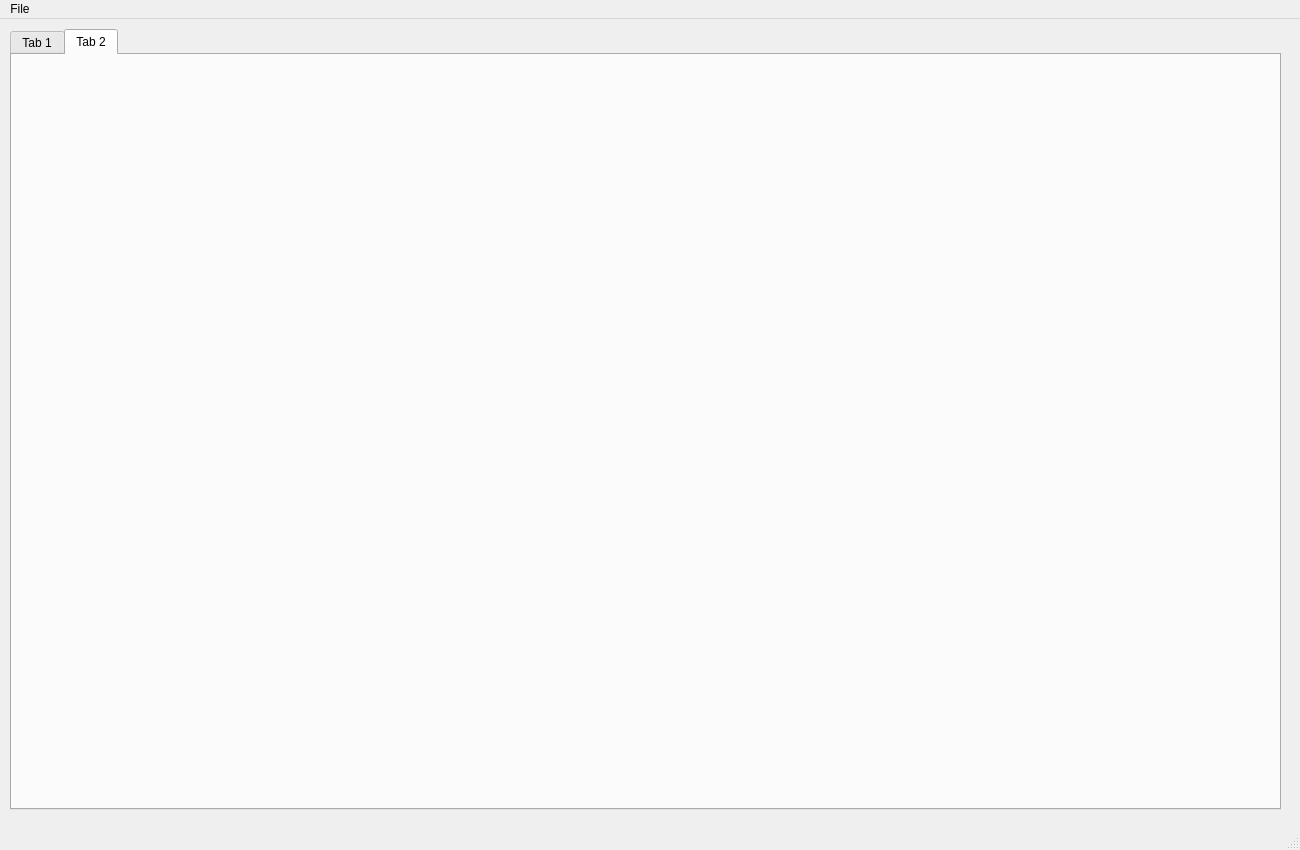
Above: UI/SRM Solver.ui from felipebogaertsm/machwave before the change. Below: the same form after it.
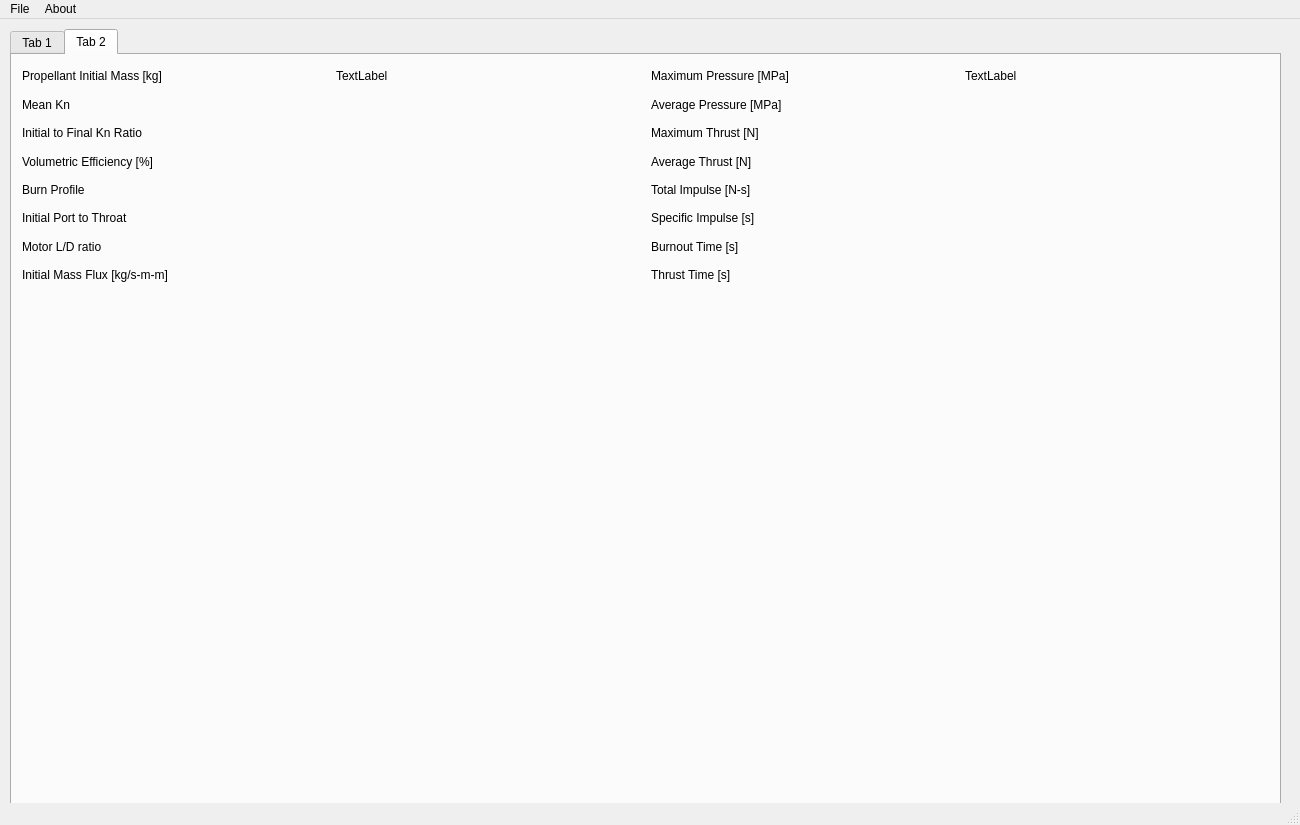
That is the form after the change. The open tabs and pages were chosen to show the change.

Patch:
```diff
--- a/UI/SRM Solver.ui
+++ b/UI/SRM Solver.ui
@@ -7,7 +7,7 @@
     <x>0</x>
     <y>0</y>
     <width>1300</width>
-    <height>850</height>
+    <height>825</height>
    </rect>
   </property>
   <property name="maximumSize">
@@ -429,6 +429,174 @@
      <attribute name="title">
       <string>Tab 2</string>
      </attribute>
+     <widget class="QWidget" name="gridLayoutWidget_5">
+      <property name="geometry">
+       <rect>
+        <x>10</x>
+        <y>10</y>
+        <width>1251</width>
+        <height>221</height>
+       </rect>
+      </property>
+      <layout class="QGridLayout" name="gridOutputs">
+       <item row="7" column="2">
+        <widget class="QLabel" name="label_20">
+         <property name="text">
+          <string>Thrust Time [s]</string>
+         </property>
+        </widget>
+       </item>
+       <item row="1" column="0">
+        <widget class="QLabel" name="label_2">
+         <property name="text">
+          <string>Mean Kn</string>
+         </property>
+        </widget>
+       </item>
+       <item row="1" column="2">
+        <widget class="QLabel" name="label_14">
+         <property name="text">
+          <string>Average Pressure [MPa]</string>
+         </property>
+        </widget>
+       </item>
+       <item row="4" column="2">
+        <widget class="QLabel" name="label_17">
+         <property name="text">
+          <string>Total Impulse [N-s]</string>
+         </property>
+        </widget>
+       </item>
+       <item row="6" column="2">
+        <widget class="QLabel" name="label_19">
+         <property name="text">
+          <string>Burnout Time [s]</string>
+         </property>
+        </widget>
+       </item>
+       <item row="0" column="3">
+        <widget class="QLabel" name="label_21">
+         <property name="text">
+          <string>TextLabel</string>
+         </property>
+        </widget>
+       </item>
+       <item row="6" column="0">
+        <widget class="QLabel" name="label_11">
+         <property name="text">
+          <string>Motor L/D ratio</string>
+         </property>
+        </widget>
+       </item>
+       <item row="2" column="2">
+        <widget class="QLabel" name="label_15">
+         <property name="text">
+          <string>Maximum Thrust [N]</string>
+         </property>
+        </widget>
+       </item>
+       <item row="3" column="2">
+        <widget class="QLabel" name="label_16">
+         <property name="text">
+          <string>Average Thrust [N]</string>
+         </property>
+        </widget>
+       </item>
+       <item row="0" column="0">
+        <widget class="QLabel" name="label">
+         <property name="text">
+          <string>Propellant Initial Mass [kg]</string>
+         </property>
+        </widget>
+       </item>
+       <item row="3" column="0">
+        <widget class="QLabel" name="label_4">
+         <property name="text">
+          <string>Volumetric Efficiency [%]</string>
+         </property>
+        </widget>
+       </item>
+       <item row="2" column="0">
+        <widget class="QLabel" name="label_3">
+         <property name="text">
+          <string>Initial to Final Kn Ratio</string>
+         </property>
+        </widget>
+       </item>
+       <item row="5" column="0">
+        <widget class="QLabel" name="label_10">
+         <property name="text">
+          <string>Initial Port to Throat</string>
+         </property>
+        </widget>
+       </item>
+       <item row="5" column="2">
+        <widget class="QLabel" name="label_18">
+         <property name="text">
+          <string>Specific Impulse [s]</string>
+         </property>
+        </widget>
+       </item>
+       <item row="0" column="2">
+        <widget class="QLabel" name="label_13">
+         <property name="text">
+          <string>Maximum Pressure [MPa]</string>
+         </property>
+        </widget>
+       </item>
+       <item row="4" column="0">
+        <widget class="QLabel" name="label_9">
+         <property name="text">
+          <string>Burn Profile</string>
+         </property>
+        </widget>
+       </item>
+       <item row="7" column="0">
+        <widget class="QLabel" name="label_12">
+         <property name="text">
+          <string>Initial Mass Flux [kg/s-m-m]</string>
+         </property>
+        </widget>
+       </item>
+       <item row="0" column="1">
+        <widget class="QLabel" name="label_22">
+         <property name="text">
+          <string>TextLabel</string>
+         </property>
+        </widget>
+       </item>
+      </layout>
+     </widget>
+     <widget class="QWidget" name="gridLayoutWidget_7">
+      <property name="geometry">
+       <rect>
+        <x>10</x>
+        <y>240</y>
+        <width>1251</width>
+        <height>491</height>
+       </rect>
+      </property>
+      <layout class="QGridLayout" name="gridOutPlots">
+       <item row="0" column="0">
+        <widget class="QWidget" name="widgetKn" native="true"/>
+       </item>
+       <item row="0" column="1">
+        <widget class="QWidget" name="widgetPropMass" native="true"/>
+       </item>
+       <item row="0" column="2">
+        <widget class="QWidget" name="widgetP0" native="true"/>
+       </item>
+       <item row="1" column="0">
+        <widget class="QWidget" name="widgetMassFlux" native="true"/>
+       </item>
+       <item row="1" column="1">
+        <widget class="QWidget" name="widgetT" native="true"/>
+       </item>
+       <item row="1" column="2">
+        <widget class="QWidget" name="widgetP0psi" native="true"/>
+       </item>
+      </layout>
+     </widget>
     </widget>
    </widget>
   </widget>
@@ -448,7 +616,14 @@
     <addaction name="actionExport_to_eng"/>
     <addaction name="actionExport_to_csv"/>
    </widget>
+   <widget class="QMenu" name="menuAbout">
+    <property name="title">
+     <string>About</string>
+    </property>
+    <addaction name="actionVersion_1_0"/>
+   </widget>
    <addaction name="menuFile"/>
+   <addaction name="menuAbout"/>
   </widget>
   <widget class="QStatusBar" name="statusbar"/>
   <action name="actionSave">
```
Left out of the diff: 144 changed lines with no effect on the pictures.
